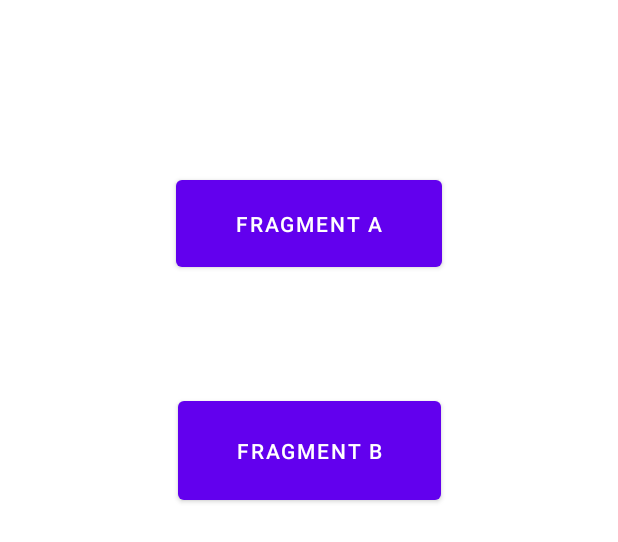
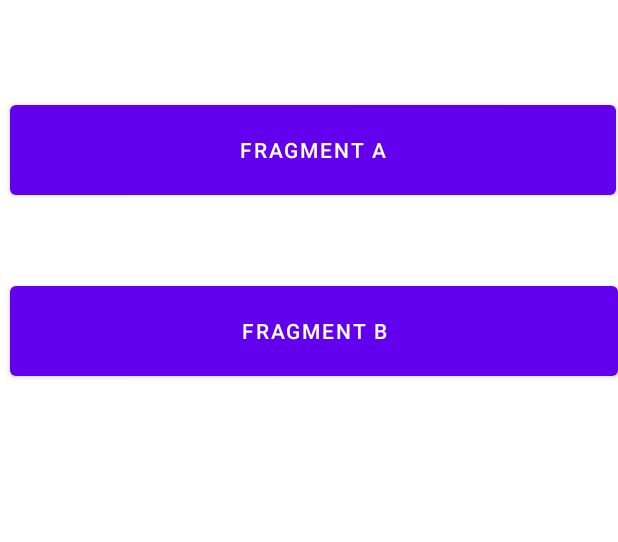
Before and after one commit to Hjjnah/Ferrer_IT-Elec2_130, an Android app: the layout activity_fragment.xml on its own in the app's theme, with its tools: preview values and no code run, on a phone screen of 412 x 824 dp. Shown: the top 542 px of the screen. Run offline under Robolectric (Android 15) with nearby library versions, the phone set to English and light mode, and no system bars.

Commit message:
03/11/2023 FRAGMENTS

```diff
--- a/app/src/main/res/layout/activity_fragment.xml
+++ b/app/src/main/res/layout/activity_fragment.xml
@@ -8,23 +8,36 @@
 
     <Button
         android:id="@+id/button2"
-        android:layout_width="177dp"
-        android:layout_height="70dp"
+        android:layout_width="404dp"
+        android:layout_height="72dp"
         android:text="Fragment A"
         app:layout_constraintBottom_toBottomOf="parent"
         app:layout_constraintEnd_toEndOf="parent"
+        app:layout_constraintHorizontal_bias="0.818"
         app:layout_constraintStart_toStartOf="parent"
         app:layout_constraintTop_toTopOf="parent"
-        app:layout_constraintVertical_bias="0.151" />
+        app:layout_constraintVertical_bias="0.085" />
 
     <Button
         android:id="@+id/button4"
-        android:layout_width="175dp"
-        android:layout_height="78dp"
+        android:layout_width="405dp"
+        android:layout_height="72dp"
         android:text="Fragment B"
         app:layout_constraintBottom_toBottomOf="parent"
         app:layout_constraintEnd_toEndOf="parent"
+        app:layout_constraintHorizontal_bias="1.0"
         app:layout_constraintStart_toStartOf="parent"
         app:layout_constraintTop_toTopOf="parent"
-        app:layout_constraintVertical_bias="0.35" />
+        app:layout_constraintVertical_bias="0.246" />
+
+    <FrameLayout
+        android:layout_width="412dp"
+        android:layout_height="729dp"
+        app:layout_constraintBottom_toBottomOf="parent"
+        app:layout_constraintEnd_toEndOf="parent"
+        app:layout_constraintStart_toStartOf="parent"
+        app:layout_constraintTop_toTopOf="parent">
+
+    </FrameLayout>
+
 </androidx.constraintlayout.widget.ConstraintLayout>
```
Also changed, not shown: app/src/main/java/com/example/myapplication/FragmentActivity.java (+2 -5 lines), app/src/main/java/com/example/myapplication/data/Pizza.java (+8 -62 lines).
